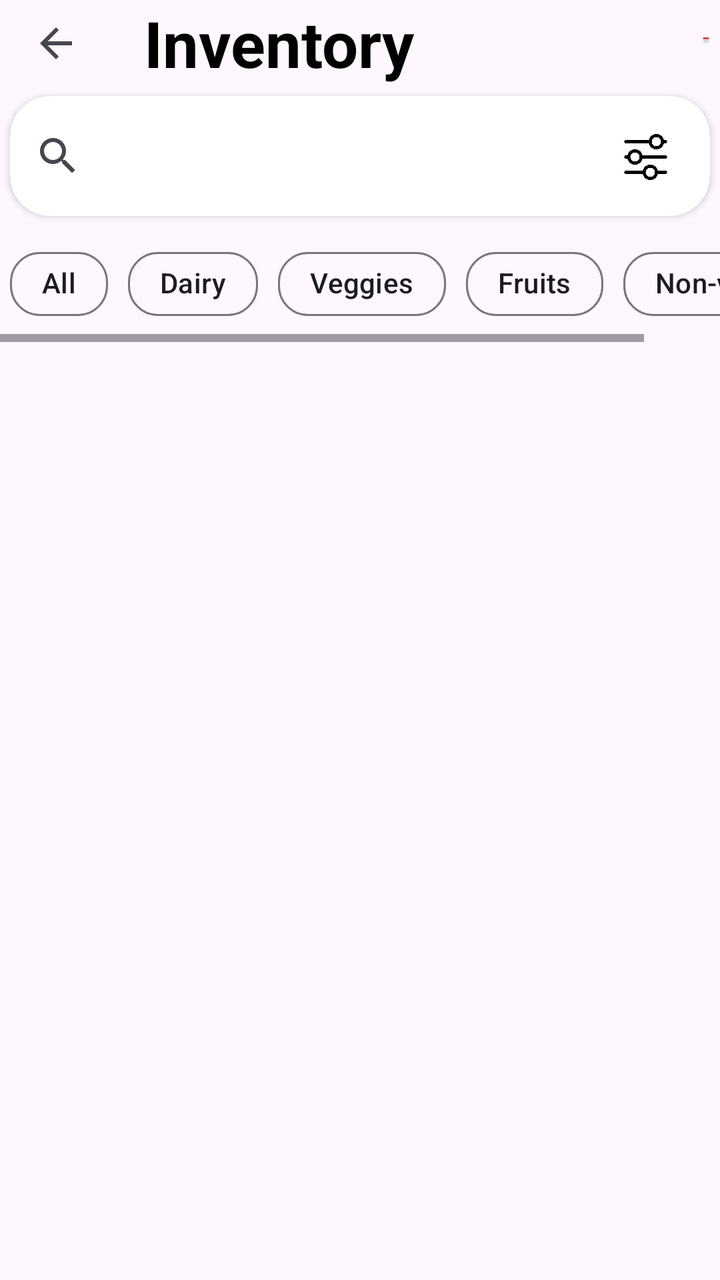
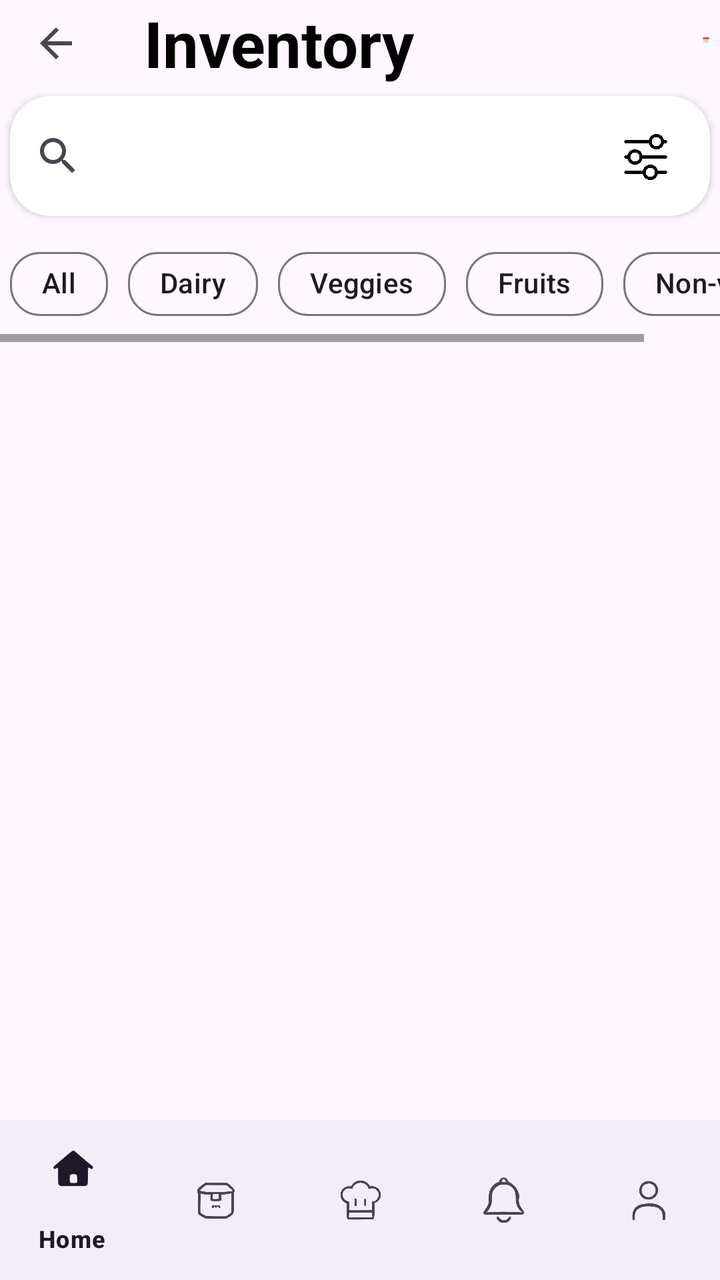

Compare the two renders of this Android layout. The source of the first and the diff that turns it into the second are given below.
<!-- AndroidManifest.xml: application theme Theme.FridgeWise -->
<!-- res/layout/inventoryactivity.xml -->
<?xml version="1.0" encoding="utf-8"?>
<androidx.constraintlayout.widget.ConstraintLayout xmlns:android="http://schemas.android.com/apk/res/android"
xmlns:app="http://schemas.android.com/apk/res-auto"
xmlns:tools="http://schemas.android.com/tools"
android:id="@+id/main"
android:layout_width="match_parent"
android:layout_height="match_parent">


    <LinearLayout
        android:id="@+id/linearLayout2"
        android:layout_width="0dp"
        android:layout_height="0dp"
        android:orientation="vertical"
        app:layout_constraintBottom_toBottomOf="parent"
        app:layout_constraintEnd_toEndOf="parent"
        app:layout_constraintStart_toStartOf="parent"
        app:layout_constraintTop_toTopOf="parent">

        <LinearLayout
            android:layout_width="match_parent"
            android:layout_height="wrap_content"
            android:orientation="horizontal">

            <androidx.appcompat.widget.Toolbar
                android:id="@+id/toolbar"
                android:layout_width="67dp"
                android:layout_height="43dp"
                android:background="@android:color/transparent"
                app:navigationIcon="?attr/homeAsUpIndicator" />

            <TextView
                android:id="@+id/textView2"
                android:layout_width="wrap_content"
                android:layout_height="wrap_content"
                android:layout_weight="1"
                android:paddingLeft="5dp"
                android:text="Inventory"
                android:textColor="#000000"
                android:textSize="32sp"
                android:textStyle="bold" />

            <ImageView
                android:id="@+id/imageView7"
                android:layout_width="0dp"
                android:layout_height="40dp"
                android:layout_marginRight="5dp"
                android:layout_weight="1"
                android:paddingLeft="70dp"
                app:srcCompat="@drawable/calander_icon" />
        </LinearLayout>

        <LinearLayout
            android:layout_width="match_parent"
            android:layout_height="wrap_content"
            android:paddingStart="20dp"
            android:paddingTop="0dp"
            android:paddingEnd="20dp">

        </LinearLayout>

        <androidx.cardview.widget.CardView
            android:layout_width="match_parent"
            android:layout_height="60dp"
            android:layout_margin="5dp"
            android:layout_marginTop="20dp"
            android:elevation="2dp"
            android:outlineAmbientShadowColor="@color/text_gray"
            app:cardBackgroundColor="@color/white"
            app:cardCornerRadius="20dp">

            <androidx.constraintlayout.widget.ConstraintLayout
                android:layout_width="match_parent"
                android:layout_height="match_parent">

                <SearchView
                    android:layout_width="match_parent"
                    android:layout_height="match_parent"
                    android:queryHint="Search items.."
                    app:layout_constraintBottom_toBottomOf="parent"
                    app:layout_constraintEnd_toEndOf="parent"
                    app:layout_constraintStart_toStartOf="parent"
                    app:layout_constraintTop_toTopOf="parent" />

                <ImageView
                    android:id="@+id/imageView4"
                    android:layout_width="37dp"
                    android:layout_height="23dp"
                    app:layout_constraintBottom_toBottomOf="parent"
                    app:layout_constraintEnd_toEndOf="parent"
                    app:layout_constraintHorizontal_bias="0.956"
                    app:layout_constraintStart_toStartOf="parent"
                    app:layout_constraintTop_toTopOf="parent"
                    app:layout_constraintVertical_bias="0.513"
                    app:srcCompat="@drawable/filter_icon" />
            </androidx.constraintlayout.widget.ConstraintLayout>
        </androidx.cardview.widget.CardView>

        <LinearLayout
            android:layout_width="match_parent"
            android:layout_height="wrap_content"
            android:orientation="horizontal">

            <HorizontalScrollView
                android:layout_width="match_parent"
                android:layout_height="match_parent">

                <LinearLayout
                    android:layout_width="wrap_content"
                    android:layout_height="match_parent"
                    android:orientation="horizontal">

                    <com.google.android.material.chip.Chip
                        android:id="@+id/all_chip"
                        android:layout_width="wrap_content"
                        android:layout_height="wrap_content"
                        android:layout_margin="5dp"
                        android:layout_weight="1"
                        android:text="All"
                        app:chipCornerRadius="15dp" />

                    <com.google.android.material.chip.Chip
                        android:id="@+id/dairy_chip"
                        android:layout_width="wrap_content"
                        android:layout_height="wrap_content"
                        android:layout_margin="5dp"
                        android:layout_weight="1"
                        android:text="Dairy"
                        app:chipCornerRadius="15dp" />

                    <com.google.android.material.chip.Chip
                        android:id="@+id/veg_chip"
                        android:layout_width="wrap_content"
                        android:layout_height="wrap_content"
                        android:layout_margin="5dp"
                        android:layout_weight="1"
                        android:text="Veggies"
                        app:chipCornerRadius="15dp" />

                    <com.google.android.material.chip.Chip
                        android:id="@+id/fruit_chip"
                        android:layout_width="wrap_content"
                        android:layout_height="wrap_content"
                        android:layout_margin="5dp"
                        android:layout_weight="1"
                        android:text="Fruits"
                        app:chipCornerRadius="15dp" />

                    <com.google.android.material.chip.Chip
                        android:id="@+id/nonveg_chip"
                        android:layout_width="wrap_content"
                        android:layout_height="wrap_content"
                        android:layout_margin="5dp"
                        android:layout_weight="1"
                        android:text="Non-veg"
                        app:chipCornerRadius="15dp" />
                </LinearLayout>
            </HorizontalScrollView>

        </LinearLayout>

        <LinearLayout
            android:layout_width="match_parent"
            android:layout_height="110dp"
            android:orientation="horizontal"></LinearLayout>
    </LinearLayout>

</androidx.constraintlayout.widget.ConstraintLayout>
<!-- resources referenced by this layout -->
<resources>
  <color name="text_gray">#757575</color>
  <color name="white">#FFFFFF</color>
  <!-- drawable calander_icon: png bitmap (drawable, 24380 bytes) -->
  <!-- drawable filter_icon: png bitmap (drawable, 47126 bytes) -->
  <style name="Theme.FridgeWise" parent="Base.Theme.FridgeWise" />
  <style name="Base.Theme.FridgeWise" parent="Theme.Material3.DayNight.NoActionBar">
          
          
      </style>
</resources>

<!-- the commit's change to res/layout/inventoryactivity.xml (unified diff, before → after) -->
@@ -1,18 +1,17 @@
 <?xml version="1.0" encoding="utf-8"?>
 <androidx.constraintlayout.widget.ConstraintLayout xmlns:android="http://schemas.android.com/apk/res/android"
-xmlns:app="http://schemas.android.com/apk/res-auto"
-xmlns:tools="http://schemas.android.com/tools"
-android:id="@+id/main"
-android:layout_width="match_parent"
-android:layout_height="match_parent">
-
+    xmlns:app="http://schemas.android.com/apk/res-auto"
+    xmlns:tools="http://schemas.android.com/tools"
+    android:id="@+id/main"
+    android:layout_width="match_parent"
+    android:layout_height="match_parent">
 
     <LinearLayout
         android:id="@+id/linearLayout2"
         android:layout_width="0dp"
         android:layout_height="0dp"
         android:orientation="vertical"
-        app:layout_constraintBottom_toBottomOf="parent"
+        app:layout_constraintBottom_toTopOf="@+id/bottomNavigationView"
         app:layout_constraintEnd_toEndOf="parent"
         app:layout_constraintStart_toStartOf="parent"
         app:layout_constraintTop_toTopOf="parent">
@@ -56,7 +55,6 @@ android:layout_height="match_parent">
             android:paddingStart="20dp"
             android:paddingTop="0dp"
             android:paddingEnd="20dp">
-
         </LinearLayout>
 
         <androidx.cardview.widget.CardView
@@ -156,7 +154,6 @@ android:layout_height="match_parent">
                         app:chipCornerRadius="15dp" />
                 </LinearLayout>
             </HorizontalScrollView>
-
         </LinearLayout>
 
         <LinearLayout
@@ -165,4 +162,13 @@ android:layout_height="match_parent">
             android:orientation="horizontal"></LinearLayout>
     </LinearLayout>
 
+    <com.google.android.material.bottomnavigation.BottomNavigationView
+        android:id="@+id/bottomNavigationView"
+        android:layout_width="0dp"
+        android:layout_height="wrap_content"
+        app:layout_constraintBottom_toBottomOf="parent"
+        app:layout_constraintEnd_toEndOf="parent"
+        app:layout_constraintStart_toStartOf="parent"
+        app:menu="@menu/bottom_nav_menu" />
+
 </androidx.constraintlayout.widget.ConstraintLayout>
